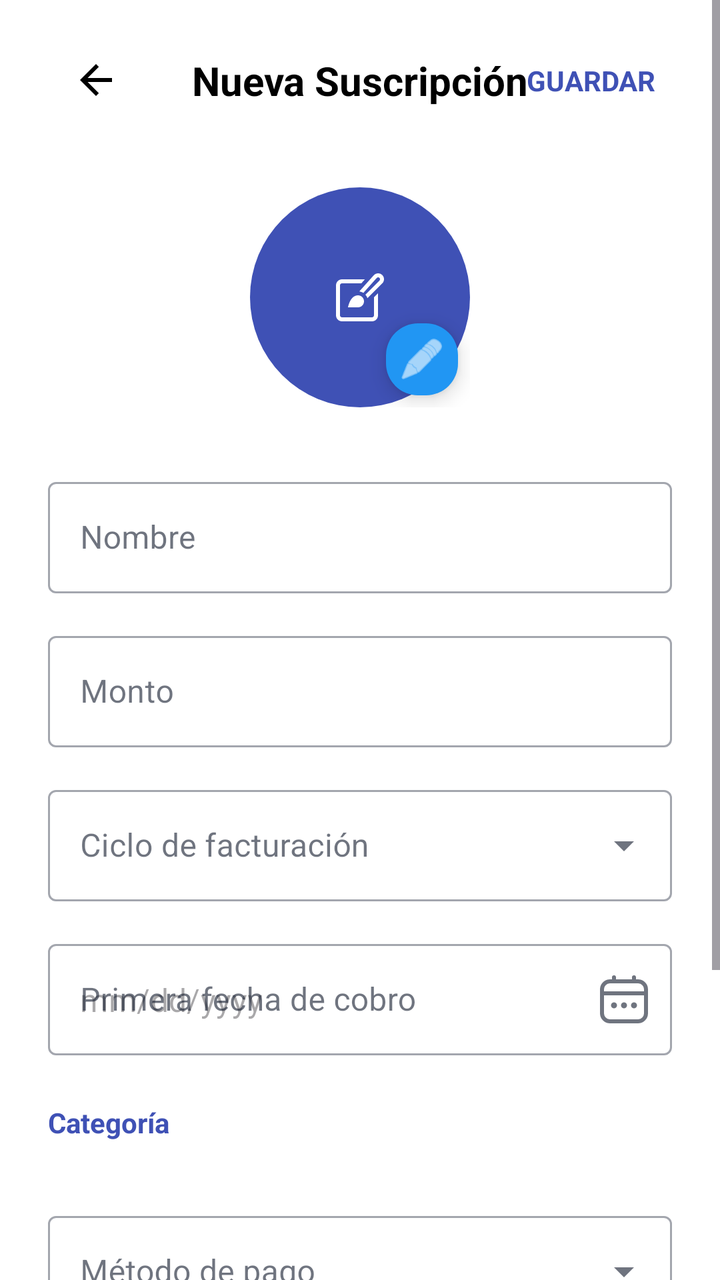
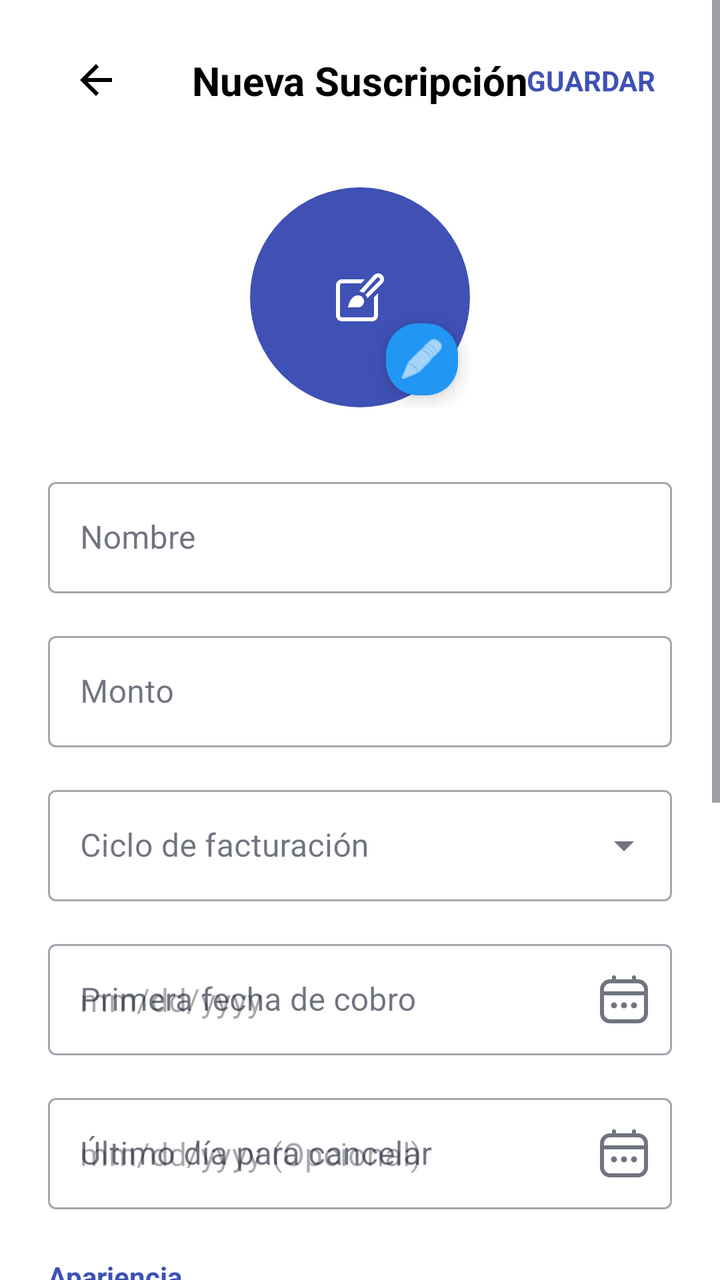

Before-and-after screenshots of an Android layout around one commit, followed by the original layout XML and the change that was made.
<!-- AndroidManifest.xml: application theme Theme.SubManager -->
<!-- res/layout/activity_nueva_suscripcion.xml -->
<?xml version="1.0" encoding="utf-8"?>
<ScrollView xmlns:android="http://schemas.android.com/apk/res/android"
    xmlns:app="http://schemas.android.com/apk/res-auto"
    xmlns:tools="http://schemas.android.com/tools"
    android:layout_width="match_parent"
    android:layout_height="match_parent"
    android:fillViewport="true"
    android:fitsSystemWindows="true"
    android:background="@android:color/white">

    <androidx.constraintlayout.widget.ConstraintLayout
        android:layout_width="match_parent"
        android:layout_height="wrap_content"
        android:paddingStart="24dp"
        android:paddingEnd="24dp"
        android:paddingTop="16dp"
        android:paddingBottom="32dp">

        <ImageButton
            android:id="@+id/btnBack"
            android:layout_width="48dp"
            android:layout_height="48dp"
            android:background="?attr/selectableItemBackgroundBorderless"
            android:src="@drawable/ic_arrow_back"
            android:padding="12dp"
            android:scaleType="centerInside"
            android:contentDescription="@string/cd_back_button"
            app:layout_constraintStart_toStartOf="parent"
            app:layout_constraintTop_toTopOf="parent"
            app:tint="@android:color/black" />

        <TextView
            android:id="@+id/tvTitle"
            android:layout_width="wrap_content"
            android:layout_height="wrap_content"
            android:text="@string/form_subscription_title"
            android:textSize="20sp"
            android:textStyle="bold"
            android:textColor="@android:color/black"
            app:layout_constraintBottom_toBottomOf="@+id/btnBack"
            app:layout_constraintEnd_toEndOf="parent"
            app:layout_constraintStart_toStartOf="parent"
            app:layout_constraintTop_toTopOf="@+id/btnBack" />

        <TextView
            android:id="@+id/btnGuardarTop"
            android:layout_width="wrap_content"
            android:layout_height="wrap_content"
            android:text="@string/form_save"
            android:textAllCaps="true"
            android:textColor="#3F51B5"
            android:textStyle="bold"
            android:padding="8dp"
            app:layout_constraintBottom_toBottomOf="@+id/tvTitle"
            app:layout_constraintEnd_toEndOf="parent"
            app:layout_constraintTop_toTopOf="@+id/tvTitle" />

        <FrameLayout
            android:id="@+id/avatarContainer"
            android:layout_width="110dp"
            android:layout_height="110dp"
            android:layout_marginTop="40dp"
            app:layout_constraintEnd_toEndOf="parent"
            app:layout_constraintStart_toStartOf="parent"
            app:layout_constraintTop_toBottomOf="@+id/tvTitle">

            <ImageView
                android:id="@+id/ivSuscripcionAvatar"
                android:layout_width="match_parent"
                android:layout_height="match_parent"
                android:background="@drawable/circle_avatar_bg"
                android:padding="28dp"
                android:scaleType="centerInside"
                android:src="@drawable/ic_letter_s" />

            <com.google.android.material.floatingactionbutton.FloatingActionButton
                android:id="@+id/fabEditAvatar"
                android:layout_width="36dp"
                android:layout_height="36dp"
                android:layout_gravity="bottom|end"
                app:fabCustomSize="36dp"
                app:srcCompat="@android:drawable/ic_menu_edit"
                app:tint="@android:color/white"
                android:backgroundTint="#2196F3"
                android:contentDescription="@string/cd_user_avatar" />
        </FrameLayout>

        <LinearLayout
            android:id="@+id/formFields"
            android:layout_width="match_parent"
            android:layout_height="wrap_content"
            android:orientation="vertical"
            android:layout_marginTop="32dp"
            app:layout_constraintTop_toBottomOf="@+id/avatarContainer">

            <com.google.android.material.textfield.TextInputLayout
                style="@style/Widget.MaterialComponents.TextInputLayout.OutlinedBox"
                android:layout_width="match_parent"
                android:layout_height="wrap_content"
                android:layout_marginBottom="16dp"
                android:hint="@string/form_field_name_label">
                <com.google.android.material.textfield.TextInputEditText
                    android:id="@+id/etNombre"
                    android:layout_width="match_parent"
                    android:layout_height="wrap_content" />
            </com.google.android.material.textfield.TextInputLayout>

            <com.google.android.material.textfield.TextInputLayout
                style="@style/Widget.MaterialComponents.TextInputLayout.OutlinedBox"
                android:layout_width="match_parent"
                android:layout_height="wrap_content"
                android:layout_marginBottom="16dp"
                android:hint="@string/form_field_amount_label"
                app:prefixText="@string/form_field_amount_prefix"
                app:prefixTextColor="@android:color/black">
                <com.google.android.material.textfield.TextInputEditText
                    android:id="@+id/etMonto"
                    android:layout_width="match_parent"
                    android:layout_height="wrap_content"
                    android:inputType="numberDecimal" />
            </com.google.android.material.textfield.TextInputLayout>

            <com.google.android.material.textfield.TextInputLayout
                style="@style/Widget.MaterialComponents.TextInputLayout.OutlinedBox.ExposedDropdownMenu"
                android:layout_width="match_parent"
                android:layout_height="wrap_content"
                android:layout_marginBottom="16dp"
                android:hint="@string/form_field_billing_cycle_label">
                <AutoCompleteTextView
                    android:id="@+id/autoCompleteCiclo"
                    android:layout_width="match_parent"
                    android:layout_height="wrap_content"
                    android:inputType="text"
                    android:imeOptions="actionDone" />
            </com.google.android.material.textfield.TextInputLayout>

            <com.google.android.material.textfield.TextInputLayout
                android:id="@+id/tilFecha"
                style="@style/Widget.MaterialComponents.TextInputLayout.OutlinedBox"
                android:layout_width="match_parent"
                android:layout_height="wrap_content"
                android:layout_marginBottom="24dp"
                android:hint="@string/form_field_first_charge_label"
                app:endIconMode="custom"
                app:endIconDrawable="@drawable/ic_calendar_today">
                <com.google.android.material.textfield.TextInputEditText
                    android:id="@+id/etFecha"
                    android:layout_width="match_parent"
                    android:layout_height="wrap_content"
                    android:focusable="false"
                    android:clickable="true"
                    android:hint="mm/dd/yyyy" />
            </com.google.android.material.textfield.TextInputLayout>

            <TextView
                android:layout_width="wrap_content"
                android:layout_height="wrap_content"
                android:text="@string/form_field_category_label"
                android:textColor="#3F51B5"
                android:textStyle="bold"
                android:layout_marginBottom="8dp" />

            <HorizontalScrollView
                android:layout_width="match_parent"
                android:layout_height="wrap_content"
                android:scrollbars="none"
                android:layout_marginBottom="24dp">
                <com.google.android.material.chip.ChipGroup
                    android:id="@+id/chipGroupCategorias"
                    android:layout_width="wrap_content"
                    android:layout_height="wrap_content"
                    app:singleSelection="true" />
            </HorizontalScrollView>

            <com.google.android.material.textfield.TextInputLayout
                style="@style/Widget.MaterialComponents.TextInputLayout.OutlinedBox.ExposedDropdownMenu"
                android:layout_width="match_parent"
                android:layout_height="wrap_content"
                android:hint="@string/form_field_payment_method_label">
                <AutoCompleteTextView
                    android:id="@+id/autoCompletePago"
                    android:layout_width="match_parent"
                    android:layout_height="wrap_content"
                    android:inputType="none" />
            </com.google.android.material.textfield.TextInputLayout>
        </LinearLayout>

        <View
            android:id="@+id/divider"
            android:layout_width="match_parent"
            android:layout_height="1dp"
            android:background="#EEEEEE"
            android:layout_marginTop="32dp"
            app:layout_constraintTop_toBottomOf="@+id/formFields" />

        <com.google.android.material.button.MaterialButton
            android:id="@+id/btnSubmit"
            android:layout_width="match_parent"
            android:layout_height="60dp"
            android:text="@string/form_save"
            android:layout_marginTop="40dp"
            android:layout_marginBottom="16dp"
            android:textStyle="bold"
            app:cornerRadius="12dp"
            app:layout_constraintTop_toBottomOf="@+id/divider"
            app:layout_constraintBottom_toBottomOf="parent"
            app:layout_constraintVertical_bias="1.0" />

    </androidx.constraintlayout.widget.ConstraintLayout>
</ScrollView>
<!-- resources referenced by this layout -->
<resources>
  <!-- drawable circle_avatar_bg (drawable) -->
  <?xml version="1.0" encoding="utf-8"?>
  <shape xmlns:android="http://schemas.android.com/apk/res/android"
      android:shape="oval">
      <solid android:color="#3F51B5" />
  </shape>
  <!-- drawable ic_arrow_back (drawable) -->
  <vector xmlns:android="http://schemas.android.com/apk/res/android"
      android:width="24dp"
      android:height="24dp"
      android:viewportWidth="24"
      android:viewportHeight="24">
    <path
        android:fillColor="#FF000000"
        android:pathData="M20,11H7.83l5.59,-5.59L12,4l-8,8 8,8 1.41,-1.41L7.83,13H20v-2z"/>
  </vector>
  <!-- drawable ic_calendar_today (drawable) -->
  <vector xmlns:android="http://schemas.android.com/apk/res/android"
      android:width="24dp"
      android:height="24dp"
      android:viewportWidth="24"
      android:viewportHeight="24">
    <path
        android:fillColor="#FF000000"
        android:pathData="M19,2H18V1a1,1 0,0 0,-2 0V2H8V1A1,1 0,0 0,6 1V2H5A5.006,5.006 0,0 0,0 7V19a5.006,5.006 0,0 0,5 5H19a5.006,5.006 0,0 0,5 -5V7A5.006,5.006 0,0 0,19 2ZM2,7A3,3 0,0 1,5 4H19a3,3 0,0 1,3 3V8H2ZM19,22H5a3,3 0,0 1,-3 -3V10H22v9A3,3 0,0 1,19 22Z"/>
    <path
        android:fillColor="#FF000000"
        android:pathData="M12,15m-1.5,0a1.5,1.5 0,1 1,3 0a1.5,1.5 0,1 1,-3 0"/>
    <path
        android:fillColor="#FF000000"
        android:pathData="M7,15m-1.5,0a1.5,1.5 0,1 1,3 0a1.5,1.5 0,1 1,-3 0"/>
    <path
        android:fillColor="#FF000000"
        android:pathData="M17,15m-1.5,0a1.5,1.5 0,1 1,3 0a1.5,1.5 0,1 1,-3 0"/>
  </vector>
  <!-- drawable ic_letter_s (drawable) -->
  <vector xmlns:android="http://schemas.android.com/apk/res/android"
      android:width="24dp"
      android:height="24dp"
      android:viewportWidth="24"
      android:viewportHeight="24">
    <path
        android:fillColor="#FFFFFFFF"
        android:pathData="m19,11.994l2,-2v11.006c0,1.654 -1.346,3 -3,3L3,24c-1.654,0 -3,-1.346 -3,-3L0,6c0,-1.654 1.346,-3 3,-3h11.43l-1.756,2L3,5c-0.551,0 -1,0.448 -1,1v15c0,0.552 0.449,1 1,1h15c0.551,0 1,-0.448 1,-1v-9.006ZM6,17h5c1.657,0 3,-1.343 3,-3s-1.343,-3 -3,-3c-4,0 -5,6 -5,6ZM23.139,0.863c-1.149,-1.15 -3.012,-1.151 -4.162,-0.002 -0.039,0.039 -0.077,0.079 -0.114,0.12l-7.218,8.084c0.74,0.097 1.431,0.342 2.033,0.727l6.68,-7.481c0.348,-0.389 0.946,-0.422 1.334,-0.074 0.013,0.012 0.025,0.023 0.038,0.036 0.369,0.368 0.369,0.965 0.001,1.334 0,0 0,0 -0.001,0.001l-7.042,7.043c0.465,0.511 0.817,1.118 1.039,1.788l7.413,-7.413c1.148,-1.15 1.148,-3.013 0,-4.163Z"/>
  </vector>
  <string name="cd_back_button">Regresar</string>
  <string name="cd_user_avatar">Foto de perfil de usuario</string>
  <string name="form_field_amount_label">Monto</string>
  <string name="form_field_amount_prefix">$</string>
  <string name="form_field_billing_cycle_label">Ciclo de facturación</string>
  <string name="form_field_category_label">Categoría</string>
  <string name="form_field_first_charge_label">Primera fecha de cobro</string>
  <string name="form_field_name_label">Nombre</string>
  <string name="form_field_payment_method_label">Método de pago</string>
  <string name="form_save">Guardar</string>
  <string name="form_subscription_title">Nueva Suscripción</string>
  <style name="Theme.SubManager" parent="Base.Theme.SubManager" />
  <color name="primary">#2563EB</color>
  <color name="primary_dark">#1D4ED8</color>
  <color name="text_on_primary">#FFFFFF</color>
  <color name="accent_purple">#7C3AED</color>
  <color name="accent_pink">#EC4899</color>
  <color name="background">#F4F5F7</color>
  <color name="surface">#FFFFFF</color>
  <color name="text_primary">#0F172A</color>
  <color name="error">#DC2626</color>
  <!-- unchanged entries left out for length: 1 -->
</resources>

<!-- the commit's change to res/layout/activity_nueva_suscripcion.xml (unified diff, before → after) -->
@@ -139,7 +139,7 @@
                 style="@style/Widget.MaterialComponents.TextInputLayout.OutlinedBox"
                 android:layout_width="match_parent"
                 android:layout_height="wrap_content"
-                android:layout_marginBottom="24dp"
+                android:layout_marginBottom="16dp"
                 android:hint="@string/form_field_first_charge_label"
                 app:endIconMode="custom"
                 app:endIconDrawable="@drawable/ic_calendar_today">
@@ -151,6 +151,51 @@
                     android:clickable="true"
                     android:hint="mm/dd/yyyy" />
             </com.google.android.material.textfield.TextInputLayout>
+
+            <com.google.android.material.textfield.TextInputLayout
+                android:id="@+id/tilFechaLimite"
+                style="@style/Widget.MaterialComponents.TextInputLayout.OutlinedBox"
+                android:layout_width="match_parent"
+                android:layout_height="wrap_content"
+                android:layout_marginBottom="24dp"
+                android:hint="@string/form_field_cancel_date_label"
+                app:endIconMode="custom"
+                app:endIconDrawable="@drawable/ic_calendar_today">
+                <com.google.android.material.textfield.TextInputEditText
+                    android:id="@+id/etFechaLimite"
+                    android:layout_width="match_parent"
+                    android:layout_height="wrap_content"
+                    android:focusable="false"
+                    android:clickable="true"
+                    android:hint="mm/dd/yyyy (Opcional)" />
+            </com.google.android.material.textfield.TextInputLayout>
+
+            <TextView
+                android:layout_width="wrap_content"
+                android:layout_height="wrap_content"
+                android:text="@string/form_field_appearance_label"
+                android:textColor="#3F51B5"
+                android:textStyle="bold"
+                android:layout_marginBottom="8dp" />
+
+            <HorizontalScrollView
+                android:layout_width="match_parent"
+                android:layout_height="wrap_content"
+                android:scrollbars="none"
+                android:layout_marginBottom="24dp">
+                <LinearLayout
+                    android:id="@+id/llColorPicker"
+                    android:layout_width="wrap_content"
+                    android:layout_height="wrap_content"
+                    android:orientation="horizontal">
+                    <ImageView android:id="@+id/colorBlue" android:layout_width="48dp" android:layout_height="48dp" android:src="@drawable/circle_avatar_bg" app:tint="#2196F3" android:padding="2dp" android:layout_marginEnd="12dp" android:tag="#2196F3" android:contentDescription="Azul"/>
+                    <ImageView android:id="@+id/colorPurple" android:layout_width="48dp" android:layout_height="48dp" android:src="@drawable/circle_avatar_bg" app:tint="#9C27B0" android:padding="2dp" android:layout_marginEnd="12dp" android:tag="#9C27B0" android:contentDescription="Morado" android:alpha="0.4"/>
+                    <ImageView android:id="@+id/colorGreen" android:layout_width="48dp" android:layout_height="48dp" android:src="@drawable/circle_avatar_bg" app:tint="#4CAF50" android:padding="2dp" android:layout_marginEnd="12dp" android:tag="#4CAF50" android:contentDescription="Verde" android:alpha="0.4"/>
+                    <ImageView android:id="@+id/colorOrange" android:layout_width="48dp" android:layout_height="48dp" android:src="@drawable/circle_avatar_bg" app:tint="#FF9800" android:padding="2dp" android:layout_marginEnd="12dp" android:tag="#FF9800" android:contentDescription="Naranja" android:alpha="0.4"/>
+                    <ImageView android:id="@+id/colorRed" android:layout_width="48dp" android:layout_height="48dp" android:src="@drawable/circle_avatar_bg" app:tint="#F44336" android:padding="2dp" android:layout_marginEnd="12dp" android:tag="#F44336" android:contentDescription="Rojo" android:alpha="0.4"/>
+                    <ImageView android:id="@+id/colorPink" android:layout_width="48dp" android:layout_height="48dp" android:src="@drawable/circle_avatar_bg" app:tint="#E91E63" android:padding="2dp" android:layout_marginEnd="12dp" android:tag="#E91E63" android:contentDescription="Rosa" android:alpha="0.4"/>
+                </LinearLayout>
+            </HorizontalScrollView>
 
             <TextView
                 android:layout_width="wrap_content"
<!-- resource entries referenced after the edit -->
@@ -49,7 +49,9 @@
   <string name="cd_user_avatar">Foto de perfil de usuario</string>
   <string name="form_field_amount_label">Monto</string>
   <string name="form_field_amount_prefix">$</string>
+  <string name="form_field_appearance_label">Apariencia</string>
   <string name="form_field_billing_cycle_label">Ciclo de facturación</string>
+  <string name="form_field_cancel_date_label">Último día para cancelar</string>
   <string name="form_field_category_label">Categoría</string>
   <string name="form_field_first_charge_label">Primera fecha de cobro</string>
   <string name="form_field_name_label">Nombre</string>
